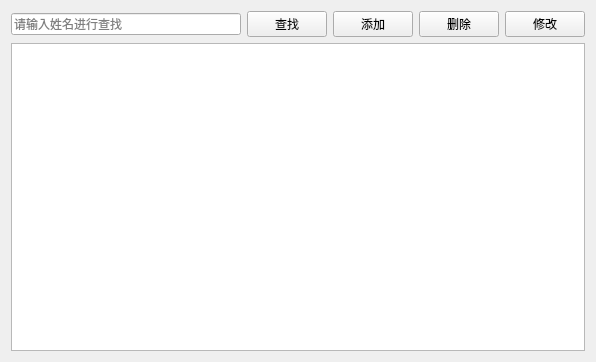
Qt form patientview.ui (zhuguotiao/Lab) before a commit.
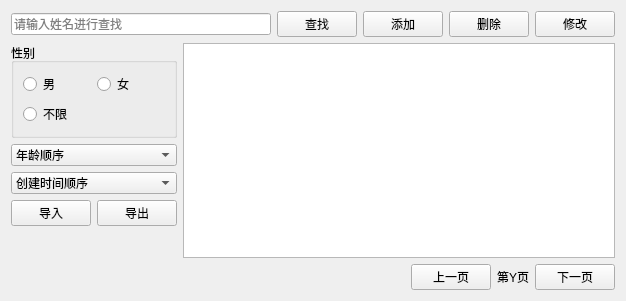
The same form after that commit. Icons and pictures are not drawn.

Commit message: 实现患者管理模块的查询，排序以及导出功能

```diff
--- a/patientview.ui
+++ b/patientview.ui
@@ -6,14 +6,14 @@
    <rect>
     <x>0</x>
     <y>0</y>
-    <width>596</width>
-    <height>362</height>
+    <width>626</width>
+    <height>301</height>
    </rect>
   </property>
   <property name="windowTitle">
    <string>患者管理</string>
   </property>
-  <layout class="QVBoxLayout" name="verticalLayout">
+  <layout class="QVBoxLayout" name="verticalLayout_4">
    <item>
     <layout class="QHBoxLayout" name="horizontalLayout">
      <item>
@@ -70,7 +70,158 @@
     </layout>
    </item>
    <item>
-    <widget class="QTableView" name="tableView"/>
+    <layout class="QHBoxLayout" name="horizontalLayout_5">
+     <item>
+      <layout class="QVBoxLayout" name="verticalLayout_3">
+       <item>
+        <widget class="QGroupBox" name="sexBox">
+         <property name="title">
+          <string>性别</string>
+         </property>
+         <layout class="QVBoxLayout" name="verticalLayout_2">
+          <item>
+           <layout class="QVBoxLayout" name="verticalLayout">
+            <item>
+             <layout class="QHBoxLayout" name="horizontalLayout_3">
+              <item>
+               <widget class="QRadioButton" name="radioMan">
+                <property name="text">
+                 <string>男</string>
+                </property>
+               </widget>
+              </item>
+              <item>
+               <widget class="QRadioButton" name="radioWoman">
+                <property name="text">
+                 <string>女</string>
+                </property>
+               </widget>
+              </item>
+             </layout>
+            </item>
+            <item>
+             <widget class="QRadioButton" name="radioNormal">
+              <property name="text">
+               <string>不限</string>
+              </property>
+             </widget>
+            </item>
+           </layout>
+          </item>
+         </layout>
+        </widget>
+       </item>
+       <item>
+        <widget class="QComboBox" name="ageBox">
+         <item>
+          <property name="text">
+           <string>年龄顺序</string>
+          </property>
+         </item>
+         <item>
+          <property name="text">
+           <string>年龄逆序</string>
+          </property>
+         </item>
+        </widget>
+       </item>
+       <item>
+        <widget class="QComboBox" name="createdTimeBox">
+         <item>
+          <property name="text">
+           <string>创建时间顺序</string>
+          </property>
+         </item>
+         <item>
+          <property name="text">
+           <string>创建时间逆序</string>
+          </property>
+         </item>
+        </widget>
+       </item>
+       <item>
+        <layout class="QHBoxLayout" name="horizontalLayout_4">
+         <item>
+          <widget class="QPushButton" name="btimport">
+           <property name="text">
+            <string>导入</string>
+           </property>
+          </widget>
+         </item>
+         <item>
+          <widget class="QPushButton" name="btExport">
+           <property name="text">
+            <string>导出</string>
+           </property>
+          </widget>
+         </item>
+        </layout>
+       </item>
+       <item>
+        <spacer name="verticalSpacer">
+         <property name="orientation">
+          <enum>Qt::Orientation::Vertical</enum>
+         </property>
+         <property name="sizeHint" stdset="0">
+          <size>
+           <width>20</width>
+           <height>40</height>
+          </size>
+         </property>
+        </spacer>
+       </item>
+      </layout>
+     </item>
+     <item>
+      <widget class="QTableView" name="tableView"/>
+     </item>
+    </layout>
+   </item>
+   <item>
+    <layout class="QHBoxLayout" name="horizontalLayout_2">
+     <item>
+      <spacer name="horizontalSpacer">
+       <property name="orientation">
+        <enum>Qt::Orientation::Horizontal</enum>
+       </property>
+       <property name="sizeHint" stdset="0">
+        <size>
+         <width>40</width>
+         <height>20</height>
+        </size>
+       </property>
+      </spacer>
+     </item>
+     <item>
+      <widget class="QPushButton" name="btPrev">
+       <property name="text">
+        <string>上一页</string>
+       </property>
+       <property name="icon">
+        <iconset resource="lab4.qrc">
+         <normaloff>:/img/prev.png</normaloff>:/img/prev.png</iconset>
+       </property>
+      </widget>
+     </item>
+     <item>
+      <widget class="QLabel" name="totalAndCurrent">
+       <property name="text">
+        <string>第Y页</string>
+       </property>
+      </widget>
+     </item>
+     <item>
+      <widget class="QPushButton" name="btNext">
+       <property name="text">
+        <string>下一页</string>
+       </property>
+       <property name="icon">
+        <iconset resource="lab4.qrc">
+         <normaloff>:/img/next.png</normaloff>:/img/next.png</iconset>
+       </property>
+      </widget>
+     </item>
+    </layout>
    </item>
   </layout>
  </widget>
```
The commit also changes 11 other files.
